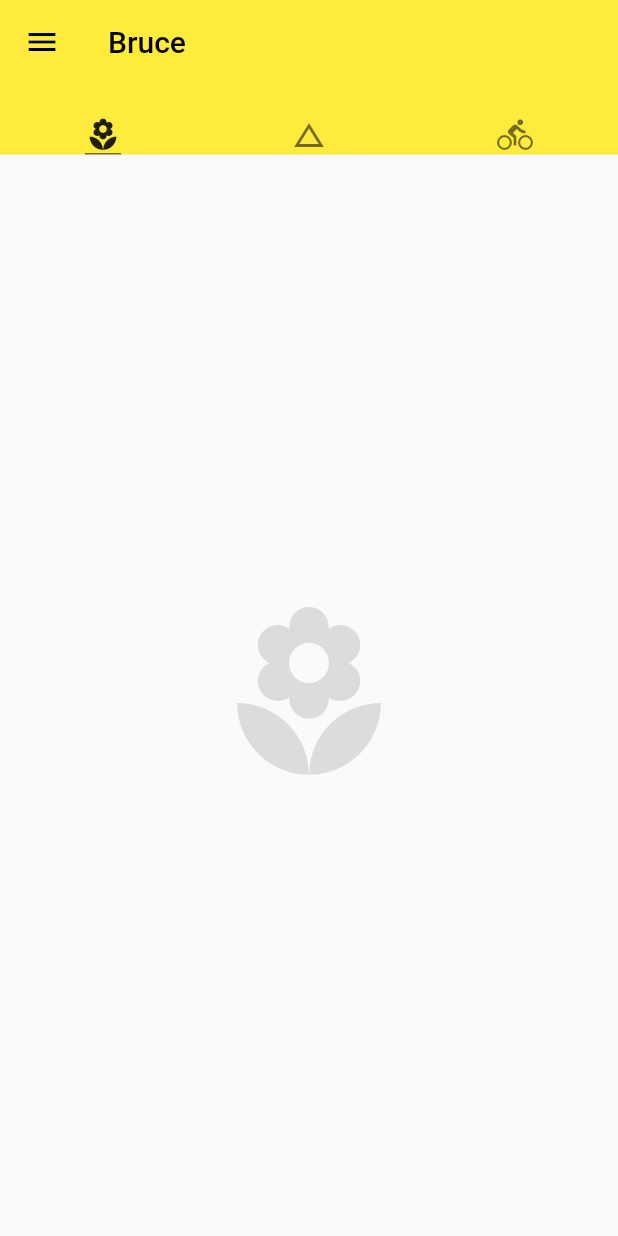
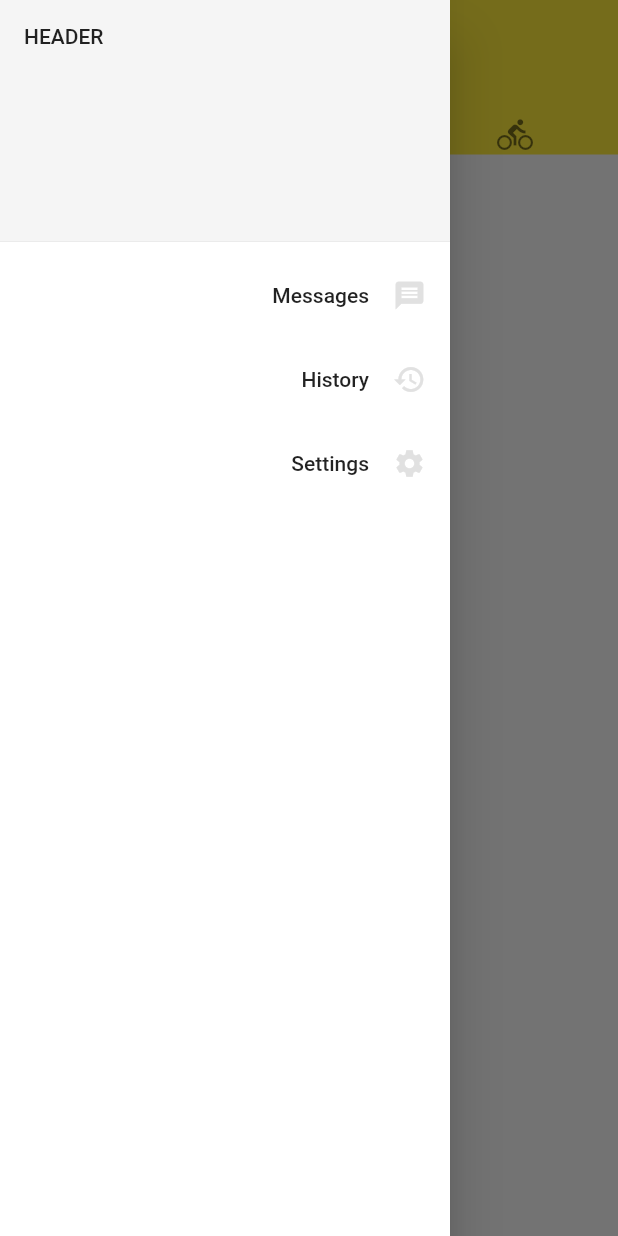
Before and after one commit to kenLiaowj/FlutterApp, a Flutter app: the screen it shows after launch, with the side drawer open (before the commit the screen has no drawer), on a phone screen of 412 x 824 dp. Run offline on Flutter 3.47's test engine with Material 2 defaults, Android fonts, the phone set to English and light mode, and no system bars.

Commit message:
创建了一个Drawer抽屉视图

```diff
--- a/lib/main.dart
+++ b/lib/main.dart
@@ -30,7 +30,7 @@ class Home extends StatelessWidget {
         child: Scaffold(
           appBar: AppBar(
             leading: IconButton(
-              icon: Icon(Icons.menu),
+              icon: const Icon(Icons.menu),
               tooltip: "Menu",
               onPressed: () => debugPrint('Navigation button is press'),
             ),
@@ -66,6 +66,54 @@ class Home extends StatelessWidget {
               color: Colors.black12,
             )
           ]),
+          drawer: Drawer(
+            width: 300,
+            backgroundColor: Colors.white,
+            child: ListView(
+              children: [
+                DrawerHeader(
+                  child: Text('header'.toUpperCase()),
+                  decoration: BoxDecoration(color: Colors.grey[100]),
+                ),
+                ListTile(
+                  title: const Text(
+                    'Messages',
+                    textAlign: TextAlign.right,
+                  ),
+                  trailing: const Icon(
+                    Icons.message,
+                    size: 22,
+                    color: Color.fromARGB(255, 225, 225, 225),
+                  ),
+                  onTap: () => Navigator.pop(context),
+                ),
+                ListTile(
+                  title: const Text(
+                    'History',
+                    textAlign: TextAlign.right,
+                  ),
+                  trailing: const Icon(
+                    Icons.history,
+                    size: 22,
+                    color: Color.fromARGB(255, 225, 225, 225),
+                  ),
+                  onTap: () => Navigator.pop(context),
+                ),
+                ListTile(
+                  title: const Text(
+                    'Settings',
+                    textAlign: TextAlign.right,
+                  ),
+                  trailing: const Icon(
+                    Icons.settings,
+                    size: 22,
+                    color: Color.fromARGB(255, 225, 225, 225),
+                  ),
+                  onTap: () => Navigator.pop(context),
+                )
+              ],
+            ),
+          ),
         ));
   }
 }
```
